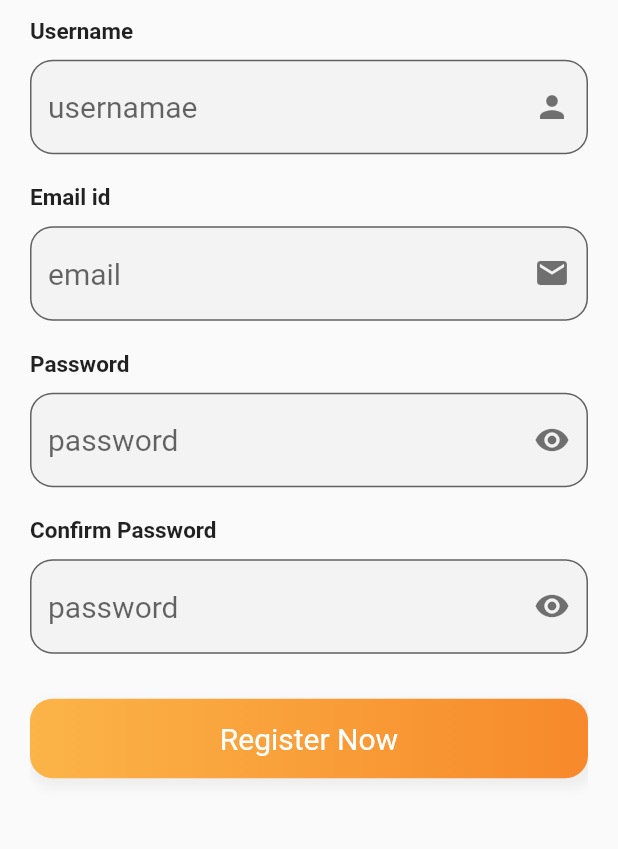
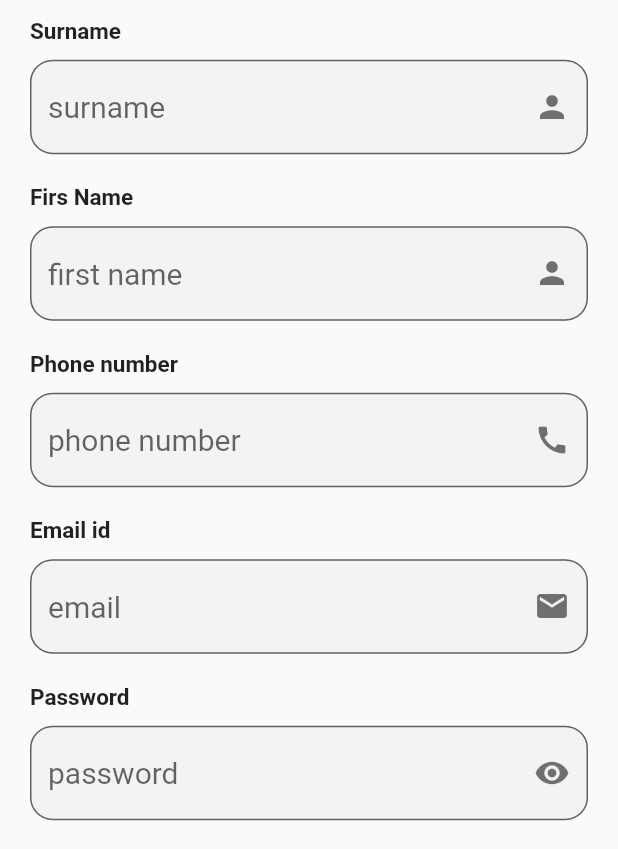
Before and after one commit to asamoah-fred/meet, a Flutter app: the SignUpPage screen opened directly, on a phone screen of 412 x 824 dp, the part 387-1236 px from its top. Run offline on Flutter 3.47's test engine with Material 2 defaults, Android fonts, the light colour scheme and no system bars.

Commit message:
Added Phone number

```diff
--- a/lib/main.dart
+++ b/lib/main.dart
@@ -1,5 +1,6 @@
 import 'package:flutter/material.dart';
 import 'package:meet/src/welcomepage.dart';
+import 'package:intl/intl.dart';
 
 void main() {
   runApp(const MyApp());
--- a/lib/src/signup.dart
+++ b/lib/src/signup.dart
@@ -78,7 +78,7 @@ class _SignUpPageState extends State<SignUpPage> {
                               crossAxisAlignment: CrossAxisAlignment.start,
                               children: <Widget>[
                                 const Text(
-                                  "Username",
+                                  "Surname",
                                   style: TextStyle(
                                     fontWeight: FontWeight.bold,
                                     fontSize: 15,
@@ -94,9 +94,95 @@ class _SignUpPageState extends State<SignUpPage> {
                                   textAlign: TextAlign.start,
                                   obscureText: false,
                                   decoration: InputDecoration(
-                                    hintText: "usernamae",
+                                    hintText: "surname",
                                     suffixIcon: Icon(
                                       Icons.person,
+                                      color: Colors.black54,
+                                    ),
+                                    border: OutlineInputBorder(
+                                      borderRadius: BorderRadius.circular(
+                                        15,
+                                      ),
+                                    ),
+                                    fillColor: Color(
+                                      0xfff3f3f4,
+                                    ),
+                                    filled: true,
+                                  ),
+                                ),
+                              ],
+                            ),
+                          ),
+                          Container(
+                            margin: EdgeInsets.symmetric(
+                              vertical: 10,
+                            ),
+                            child: Column(
+                              crossAxisAlignment: CrossAxisAlignment.start,
+                              children: <Widget>[
+                                Text(
+                                  "Firs Name",
+                                  style: TextStyle(
+                                    fontWeight: FontWeight.bold,
+                                    fontSize: 15,
+                                  ),
+                                ),
+                                SizedBox(
+                                  height: 10,
+                                ),
+                                TextField(
+                                  style: TextStyle(
+                                    fontSize: 20,
+                                  ),
+                                  textAlign: TextAlign.start,
+                                  obscureText: false,
+                                  decoration: InputDecoration(
+                                    hintText: "first name",
+                                    suffixIcon: Icon(
+                                      Icons.person,
+                                      color: Colors.black54,
+                                    ),
+                                    border: OutlineInputBorder(
+                                      borderRadius: BorderRadius.circular(
+                                        15,
+                                      ),
+                                    ),
+                                    fillColor: Color(
+                                      0xfff3f3f4,
+                                    ),
+                                    filled: true,
+                                  ),
+                                ),
+                              ],
+                            ),
+                          ),
+                          Container(
+                            margin: EdgeInsets.symmetric(
+                              vertical: 10,
+                            ),
+                            child: Column(
+                              crossAxisAlignment: CrossAxisAlignment.start,
+                              children: <Widget>[
+                                Text(
+                                  "Phone number",
+                                  style: TextStyle(
+                                    fontWeight: FontWeight.bold,
+                                    fontSize: 15,
+                                  ),
+                                ),
+                                SizedBox(
+                                  height: 10,
+                                ),
+                                TextField(
+                                  style: TextStyle(
+                                    fontSize: 20,
+                                  ),
+                                  textAlign: TextAlign.start,
+                                  obscureText: false,
+                                  decoration: InputDecoration(
+                                    hintText: "phone number",
+                                    suffixIcon: Icon(
+                                      Icons.call,
                                       color: Colors.black54,
                                     ),
                                     border: OutlineInputBorder(
--- a/pubspec.yaml
+++ b/pubspec.yaml
@@ -29,6 +29,7 @@ environment:
 dependencies:
   flutter:
     sdk: flutter
+  intl: ^0.17.0
 
 
   # The following adds the Cupertino Icons font to your application.
```
Also changed, not shown: pubspec.lock.
